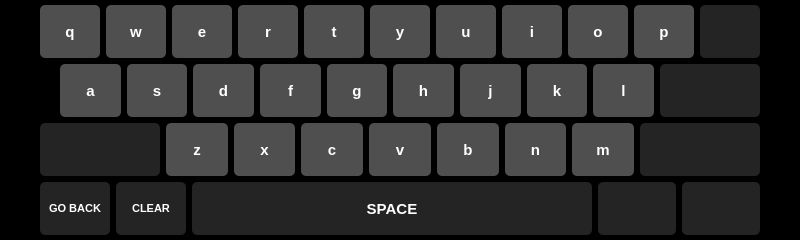
This is Widgets/VirtualKeyboard.ui in mikedinh1997/WaterDispenser as Qt 5 draws it before an edit. The edited form follows.
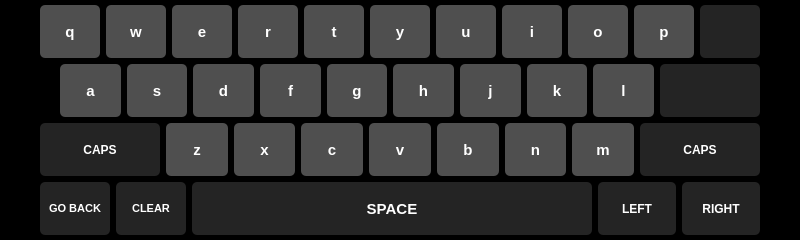
This is the edited form.

Patch:
```diff
--- a/Widgets/VirtualKeyboard.ui
+++ b/Widgets/VirtualKeyboard.ui
@@ -777,7 +777,7 @@
 }</string>
          </property>
          <property name="text">
-          <string/>
+          <string>CAPS</string>
          </property>
          <property name="iconSize">
           <size>
@@ -1006,7 +1006,7 @@
 }</string>
          </property>
          <property name="text">
-          <string/>
+          <string>CAPS</string>
          </property>
          <property name="iconSize">
           <size>
@@ -1181,7 +1181,7 @@
 }</string>
          </property>
          <property name="text">
-          <string/>
+          <string>LEFT</string>
          </property>
          <property name="iconSize">
           <size>
@@ -1212,7 +1212,7 @@
 }</string>
          </property>
          <property name="text">
-          <string/>
+          <string>RIGHT</string>
          </property>
          <property name="iconSize">
           <size>
```
